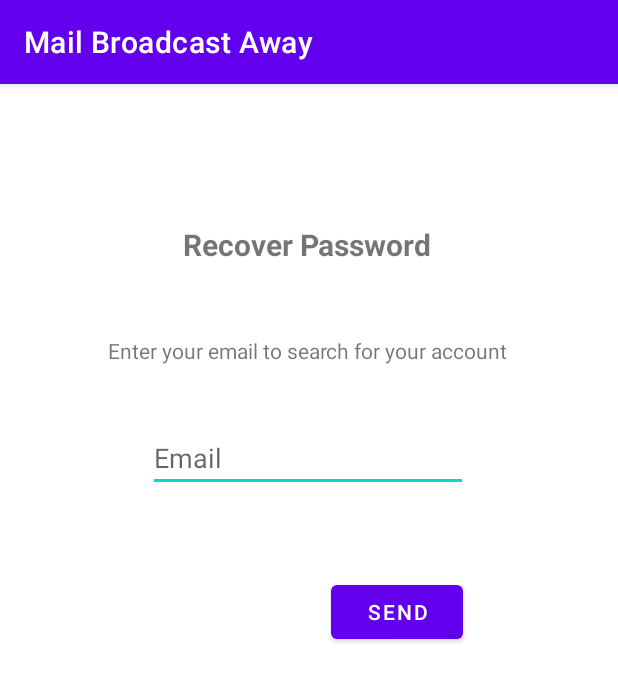
After one commit to idahosai/MP-Mobile, an Android app: the ForgetpasswordActivity screen opened directly, with no data from a screen before it, on a phone screen of 412 x 824 dp. The commit adds this screen. Shown: the top 681 px of the screen. Run offline under Robolectric (Android 15) with nearby library versions, the phone set to English and light mode, and no system bars.

Commit message:
"Change Password, Recover Password” use case done

```diff
--- /dev/null
+++ b/app/src/main/java/com/example/mp/ForgetpasswordActivity.java
@@ -0,0 +1,105 @@
+package com.example.mp;
+
+import android.content.Intent;
+import android.os.Bundle;
+import android.os.Parcelable;
+import android.view.View;
+import android.widget.Button;
+import android.widget.EditText;
+
+import androidx.appcompat.app.AppCompatActivity;
+
+import java.util.List;
+
+import retrofit2.Call;
+import retrofit2.Callback;
+import retrofit2.Response;
+import retrofit2.Retrofit;
+import retrofit2.converter.gson.GsonConverterFactory;
+
+public class ForgetpasswordActivity extends AppCompatActivity {
+
+    private EditText emailrecover_txt;
+    private Button sendrecoverpassword_btn;
+
+    @Override
+    protected void onCreate(Bundle savedInstanceState) {
+        super.onCreate(savedInstanceState);
+        setContentView(R.layout.activity_forgetpassword);
+
+        emailrecover_txt = findViewById(R.id.emailrecover_txt);
+        sendrecoverpassword_btn = findViewById(R.id.sendrecoverpassword_btn);
+
+
+        sendrecoverpassword_btn.setOnClickListener(new View.OnClickListener() {
+            @Override
+            public void onClick(View v) {
+
+
+
+
+                Retrofit retrofit = new Retrofit.Builder()
+                        //has to have "http://" or it wont work
+                        .baseUrl("http://mpmp-env44.eba-ecp2ssmp.us-east-2.elasticbeanstalk.com/")
+                        .addConverterFactory(GsonConverterFactory.create())
+                        .build();
+
+                JsonPlaceHolderApi jsonPlaceHolderApi = retrofit.create(JsonPlaceHolderApi.class);
+
+
+                //pass the query
+                Call<Staff> call = jsonPlaceHolderApi.getRecoverPasswordApis(emailrecover_txt.getText().toString());
+                System.out.println("***********"+ emailrecover_txt.getText().toString());
+                call.enqueue(new Callback<Staff>() {
+                    @Override
+                    public void onResponse(Call<Staff> call, Response<Staff> response) {
+                        if(!response.isSuccessful()){
+                            //message_txt.setText("Code: " + response.code());
+
+                            return;
+                        }
+                        //its a list of whatever is inside
+                        Staff checkSigninApis = response.body();
+
+                        System.out.println("************"+response.body().toString());
+                        System.out.println("***********"+checkSigninApis);
+
+
+
+                        Intent intentMain = new Intent(ForgetpasswordActivity.this , LoginActivity.class);
+                        //pass the object ver to the next age
+                        startActivity(intentMain);
+
+                    }
+
+                    @Override
+                    public void onFailure(Call<Staff> call, Throwable t) {
+
+                        System.out.println("***********//////////"+t.getMessage());
+                        //message_txt.setText(t.getMessage());
+                    }
+                });
+
+
+                //Intent myIntent = new Intent(MainActivity.this, RegisterActivity.class);
+                //myIntent.putExtra("key", 5); //Optional parameters
+                //MainActivity.this.startActivity(myIntent);
+
+                //Intent intentMain = new Intent(LoginActivity.this , MainActivity.class);
+                //startActivity(intentMain);
+
+
+                //createNewStudentAuth();
+                //createNewStudentAccount(44);
+
+            }
+        });
+
+
+
+
+
+
+
+    }
+}
--- a/app/src/main/java/com/example/mp/JsonPlaceHolderApi.java
+++ b/app/src/main/java/com/example/mp/JsonPlaceHolderApi.java
@@ -125,5 +125,8 @@ public interface JsonPlaceHolderApi {
             @Field("industry") String industry
     );
 
+    @GET("GetRecoverPasswordApis/")
+    Call<Staff> getRecoverPasswordApis(@Query("emailaddress") String emailaddress);
+
 
 }
--- /dev/null
+++ b/app/src/main/res/layout/activity_forgetpassword.xml
@@ -0,0 +1,59 @@
+<?xml version="1.0" encoding="utf-8"?>
+<androidx.constraintlayout.widget.ConstraintLayout xmlns:android="http://schemas.android.com/apk/res/android"
+    xmlns:app="http://schemas.android.com/apk/res-auto"
+    xmlns:tools="http://schemas.android.com/tools"
+    android:layout_width="match_parent"
+    android:layout_height="match_parent">
+
+    <EditText
+        android:id="@+id/emailrecover_txt"
+        android:layout_width="wrap_content"
+        android:layout_height="wrap_content"
+        android:ems="10"
+        android:hint="Email"
+        android:inputType="textEmailAddress"
+        app:layout_constraintBottom_toBottomOf="parent"
+        app:layout_constraintEnd_toEndOf="parent"
+        app:layout_constraintHorizontal_bias="0.497"
+        app:layout_constraintStart_toStartOf="parent"
+        app:layout_constraintTop_toTopOf="parent"
+        app:layout_constraintVertical_bias="0.314" />
+
+    <TextView
+        android:id="@+id/textView26"
+        android:layout_width="wrap_content"
+        android:layout_height="wrap_content"
+        android:text="Enter your email to search for your account"
+        app:layout_constraintBottom_toBottomOf="parent"
+        app:layout_constraintEnd_toEndOf="parent"
+        app:layout_constraintHorizontal_bias="0.496"
+        app:layout_constraintStart_toStartOf="parent"
+        app:layout_constraintTop_toTopOf="parent"
+        app:layout_constraintVertical_bias="0.224" />
+
+    <TextView
+        android:id="@+id/textView27"
+        android:layout_width="wrap_content"
+        android:layout_height="wrap_content"
+        android:text="Recover Password"
+        android:textSize="20sp"
+        android:textStyle="bold"
+        app:layout_constraintBottom_toBottomOf="parent"
+        app:layout_constraintEnd_toEndOf="parent"
+        app:layout_constraintHorizontal_bias="0.497"
+        app:layout_constraintStart_toStartOf="parent"
+        app:layout_constraintTop_toTopOf="parent"
+        app:layout_constraintVertical_bias="0.126" />
+
+    <Button
+        android:id="@+id/sendrecoverpassword_btn"
+        android:layout_width="wrap_content"
+        android:layout_height="wrap_content"
+        android:text="Send"
+        app:layout_constraintBottom_toBottomOf="parent"
+        app:layout_constraintEnd_toEndOf="parent"
+        app:layout_constraintHorizontal_bias="0.681"
+        app:layout_constraintStart_toStartOf="parent"
+        app:layout_constraintTop_toTopOf="parent"
+        app:layout_constraintVertical_bias="0.456" />
+</androidx.constraintlayout.widget.ConstraintLayout>
```
Also changed, not shown: app/src/main/AndroidManifest.xml (+9 -1 lines), app/src/main/java/com/example/mp/LoginActivity.java (+15 -0 lines).
